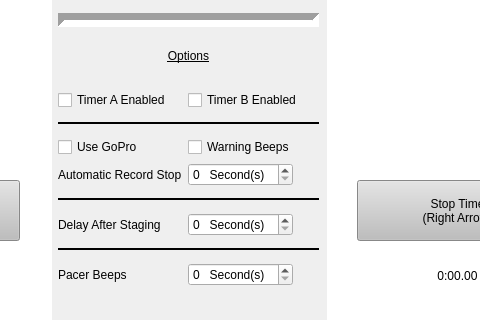
The window that V2/GUI.ui (Quantum158/SpeedController) describes before a commit, drawn with Qt 5; both pictures show x 211 to 691 and y 280 to 600 of the 800 by 600 pixel window.
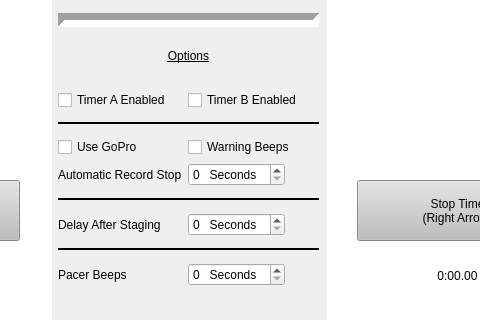
The same window after the commit.

What changed in the file:
```diff
--- a/V2/GUI.ui
+++ b/V2/GUI.ui
@@ -378,7 +378,7 @@
               <bool>true</bool>
              </property>
              <property name="suffix">
-              <string>   Second(s)</string>
+              <string>   Seconds</string>
              </property>
              <property name="displayIntegerBase">
               <number>10</number>
@@ -437,7 +437,7 @@
               <string>&lt;html&gt;&lt;head/&gt;&lt;body&gt;&lt;p&gt;System will wait said time after start is pressed before playing the start tones&lt;/p&gt;&lt;/body&gt;&lt;/html&gt;</string>
              </property>
              <property name="suffix">
-              <string>   Second(s)</string>
+              <string>   Seconds</string>
              </property>
              <property name="prefix">
               <string/>
@@ -499,7 +499,7 @@
               <bool>true</bool>
              </property>
              <property name="suffix">
-              <string>   Second(s)</string>
+              <string>   Seconds</string>
              </property>
             </widget>
            </item>
```
Left out of the diff: 2 changed lines with no effect on the pictures.
